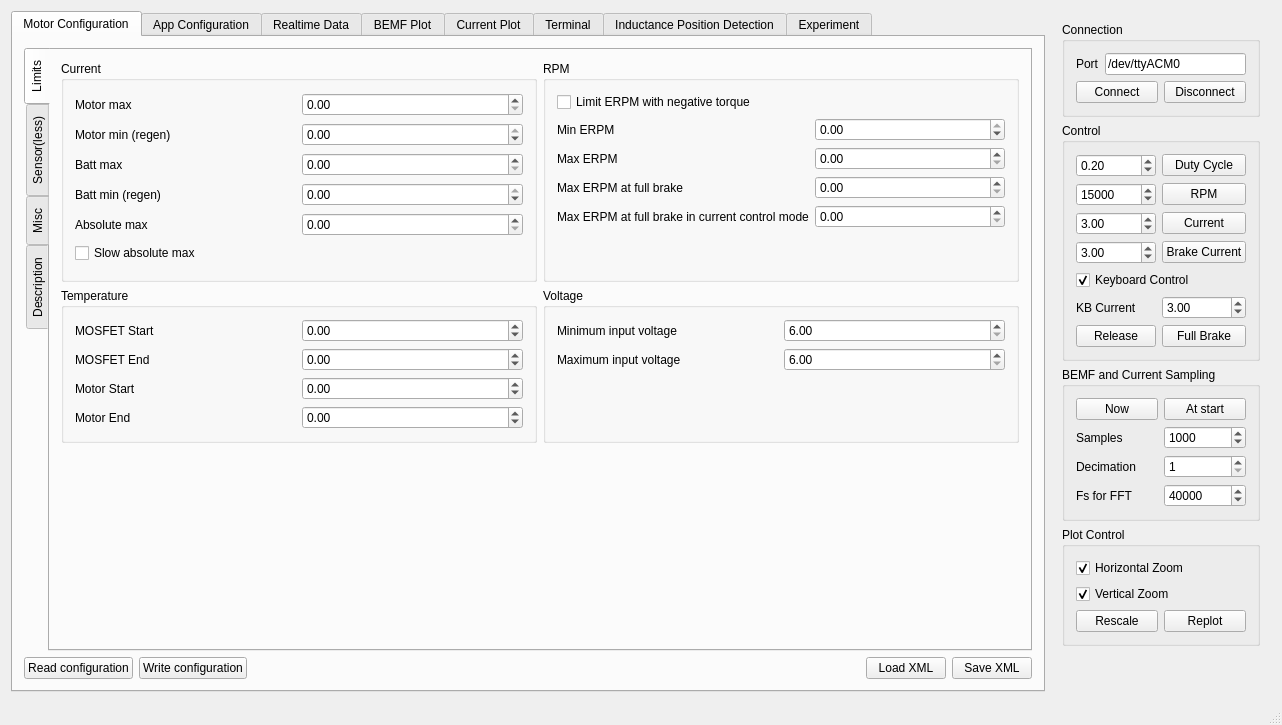
vedderb/bldc-tool, file mainwindow.ui: the form before one commit.
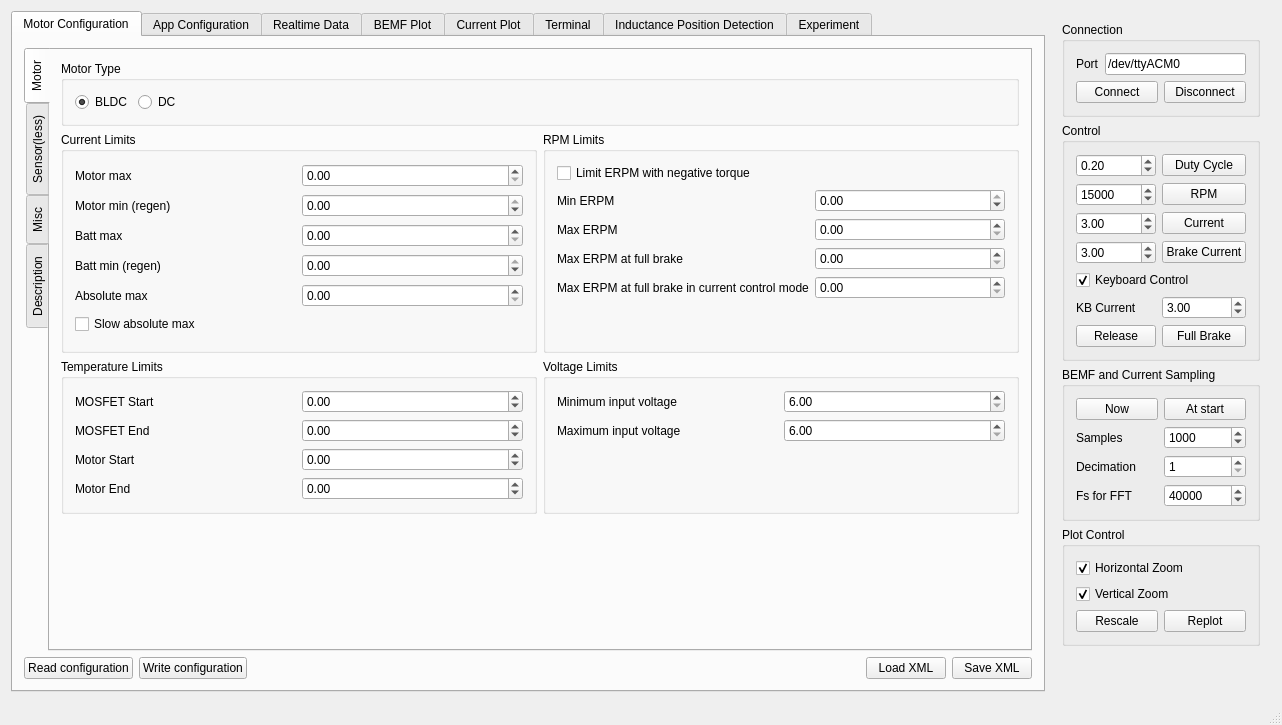
The form after the commit. Custom widgets are drawn as their Qt base class.

Commit message: First implementation of DC motor support

What changed in the file:
```diff
--- a/mainwindow.ui
+++ b/mainwindow.ui
@@ -52,9 +52,48 @@
             </property>
             <widget class="QWidget" name="tab_12">
              <attribute name="title">
-              <string>Limits</string>
+              <string>Motor</string>
              </attribute>
              <layout class="QVBoxLayout" name="verticalLayout_24">
+              <item>
+               <widget class="QGroupBox" name="groupBox_29">
+                <property name="title">
+                 <string>Motor Type</string>
+                </property>
+                <layout class="QHBoxLayout" name="horizontalLayout_34">
+                 <item>
+                  <widget class="QRadioButton" name="mcconfTypeBldcButton">
+                   <property name="text">
+                    <string>BLDC</string>
+                   </property>
+                   <property name="checked">
+                    <bool>true</bool>
+                   </property>
+                  </widget>
+                 </item>
+                 <item>
+                  <widget class="QRadioButton" name="mcconfTypeDcButton">
+                   <property name="text">
+                    <string>DC</string>
+                   </property>
+                  </widget>
+                 </item>
+                 <item>
+                  <spacer name="horizontalSpacer_15">
+                   <property name="orientation">
+                    <enum>Qt::Horizontal</enum>
+                   </property>
+                   <property name="sizeHint" stdset="0">
+                    <size>
+                     <width>40</width>
+                     <height>20</height>
+                    </size>
+                   </property>
+                  </spacer>
+                 </item>
+                </layout>
+               </widget>
+              </item>
               <item>
                <layout class="QGridLayout" name="gridLayout_24">
                 <item row="0" column="0">
@@ -66,7 +105,7 @@
                    </sizepolicy>
                   </property>
                   <property name="title">
-                   <string>Current</string>
+                   <string>Current Limits</string>
                   </property>
                   <layout class="QHBoxLayout" name="horizontalLayout_18">
                    <item>
@@ -168,7 +207,7 @@
                    </sizepolicy>
                   </property>
                   <property name="title">
-                   <string>RPM</string>
+                   <string>RPM Limits</string>
                   </property>
                   <layout class="QHBoxLayout" name="horizontalLayout_19">
                    <item>
@@ -272,7 +311,7 @@
                 <item row="1" column="0">
                  <widget class="QGroupBox" name="groupBox_27">
                   <property name="title">
-                   <string>Temperature</string>
+                   <string>Temperature Limits</string>
                   </property>
                   <layout class="QGridLayout" name="gridLayout_23">
                    <item row="0" column="0">
@@ -361,7 +400,7 @@
                 <item row="1" column="1">
                  <widget class="QGroupBox" name="groupBox_10">
                   <property name="title">
-                   <string>Voltage</string>
+                   <string>Voltage Limits</string>
                   </property>
                   <layout class="QHBoxLayout" name="horizontalLayout_20">
                    <item>
```
The commit also changes 3 other files.
